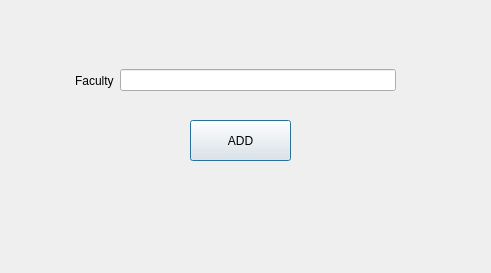
Qt form bms/add_faculty.ui (MythicSTR/bms-project) before a commit.
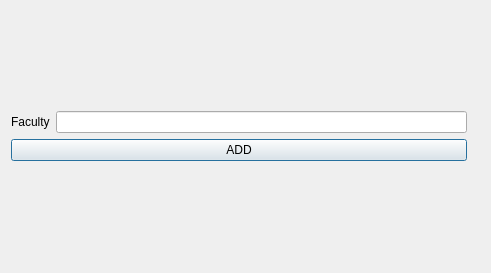
The same form after that commit.

```diff
--- a/bms/add_faculty.ui
+++ b/bms/add_faculty.ui
@@ -13,41 +13,10 @@
   <property name="windowTitle">
    <string>Faculty</string>
   </property>
-  <widget class="QPushButton" name="add">
-   <property name="geometry">
-    <rect>
-     <x>190</x>
-     <y>120</y>
-     <width>101</width>
-     <height>41</height>
-    </rect>
-   </property>
-   <property name="text">
-    <string>ADD</string>
-   </property>
-  </widget>
-  <widget class="QLabel" name="label_2">
-   <property name="geometry">
-    <rect>
-     <x>190</x>
-     <y>50</y>
-     <width>58</width>
-     <height>16</height>
-    </rect>
-   </property>
-   <property name="text">
-    <string/>
-   </property>
-  </widget>
-  <widget class="QWidget" name="">
-   <property name="geometry">
-    <rect>
-     <x>75</x>
-     <y>55</y>
-     <width>321</width>
-     <height>51</height>
-    </rect>
-   </property>
+  <layout class="QGridLayout" name="gridLayout">
+   <item row="0" column="0">
+    <layout class="QVBoxLayout" name="verticalLayout">
+     <item>
    <layout class="QHBoxLayout" name="horizontalLayout">
     <item>
      <widget class="QLabel" name="label">
@@ -60,7 +29,24 @@
      <widget class="QLineEdit" name="faculty_name"/>
     </item>
    </layout>
-  </widget>
+     </item>
+     <item>
+      <widget class="QPushButton" name="add">
+       <property name="text">
+        <string>ADD</string>
+       </property>
+      </widget>
+     </item>
+    </layout>
+   </item>
+   <item row="0" column="1">
+    <widget class="QLabel" name="label_2">
+     <property name="text">
+      <string/>
+     </property>
+    </widget>
+   </item>
+  </layout>
  </widget>
  <resources/>
  <connections/>
```
Lines whose indentation alone changed are shown as unchanged.
